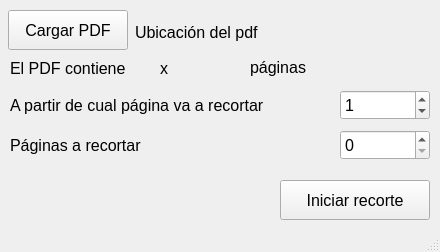
Before: the Qt Designer form main.ui in edgarlunaa/conversorPDF, drawn with Qt 5.
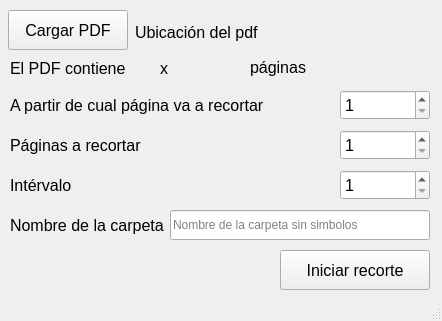
After: the same form once the commit is applied.

Commit message: Agregado de inputs

Diff of the .ui file:
```diff
--- a/main.ui
+++ b/main.ui
@@ -6,8 +6,8 @@
    <rect>
     <x>0</x>
     <y>0</y>
-    <width>440</width>
-    <height>252</height>
+    <width>442</width>
+    <height>321</height>
    </rect>
   </property>
   <property name="windowTitle">
@@ -64,6 +64,9 @@
       <pointsize>12</pointsize>
      </font>
     </property>
+    <property name="minimum">
+     <number>1</number>
+    </property>
     <property name="maximum">
      <number>99999</number>
     </property>
@@ -139,6 +142,9 @@
       <pointsize>12</pointsize>
      </font>
     </property>
+    <property name="minimum">
+     <number>1</number>
+    </property>
     <property name="maximum">
      <number>99999</number>
     </property>
@@ -147,7 +153,7 @@
     <property name="geometry">
      <rect>
       <x>280</x>
-      <y>180</y>
+      <y>250</y>
       <width>150</width>
       <height>40</height>
      </rect>
@@ -197,6 +203,76 @@
      <string>páginas</string>
     </property>
    </widget>
+   <widget class="QLabel" name="lbl_pag_a_recortar_2">
+    <property name="geometry">
+     <rect>
+      <x>10</x>
+      <y>170</y>
+      <width>210</width>
+      <height>30</height>
+     </rect>
+    </property>
+    <property name="font">
+     <font>
+      <pointsize>12</pointsize>
+     </font>
+    </property>
+    <property name="text">
+     <string>Intérvalo</string>
+    </property>
+   </widget>
+   <widget class="QSpinBox" name="cant_intervalo">
+    <property name="geometry">
+     <rect>
+      <x>340</x>
+      <y>170</y>
+      <width>90</width>
+      <height>30</height>
+     </rect>
+    </property>
+    <property name="font">
+     <font>
+      <pointsize>12</pointsize>
+     </font>
+    </property>
+    <property name="minimum">
+     <number>1</number>
+    </property>
+    <property name="maximum">
+     <number>99999</number>
+    </property>
+   </widget>
+   <widget class="QLabel" name="lbl_pag_a_recortar_3">
+    <property name="geometry">
+     <rect>
+      <x>10</x>
+      <y>210</y>
+      <width>160</width>
+      <height>30</height>
+     </rect>
+    </property>
+    <property name="font">
+     <font>
+      <pointsize>12</pointsize>
+     </font>
+    </property>
+    <property name="text">
+     <string>Nombre de la carpeta</string>
+    </property>
+   </widget>
+   <widget class="QLineEdit" name="txt_carpeta">
+    <property name="geometry">
+     <rect>
+      <x>170</x>
+      <y>210</y>
+      <width>260</width>
+      <height>30</height>
+     </rect>
+    </property>
+    <property name="placeholderText">
+     <string>Nombre de la carpeta sin simbolos</string>
+    </property>
+   </widget>
   </widget>
   <widget class="QStatusBar" name="statusBar"/>
  </widget>
```
The commit also changes 2 other files.
